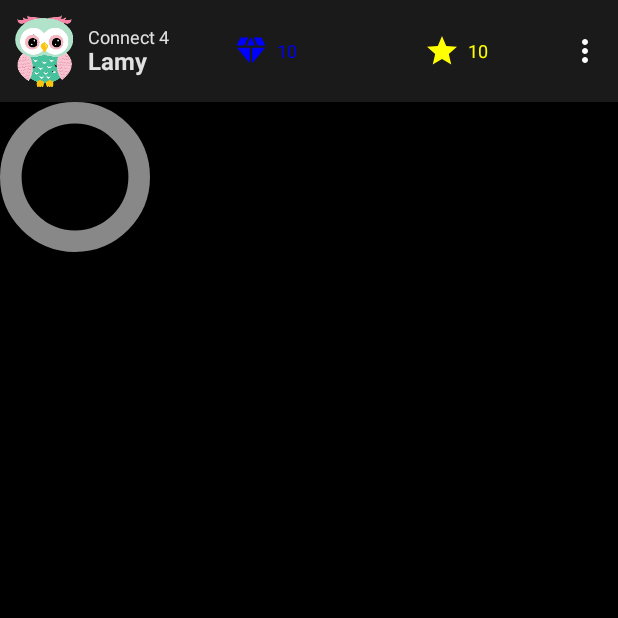
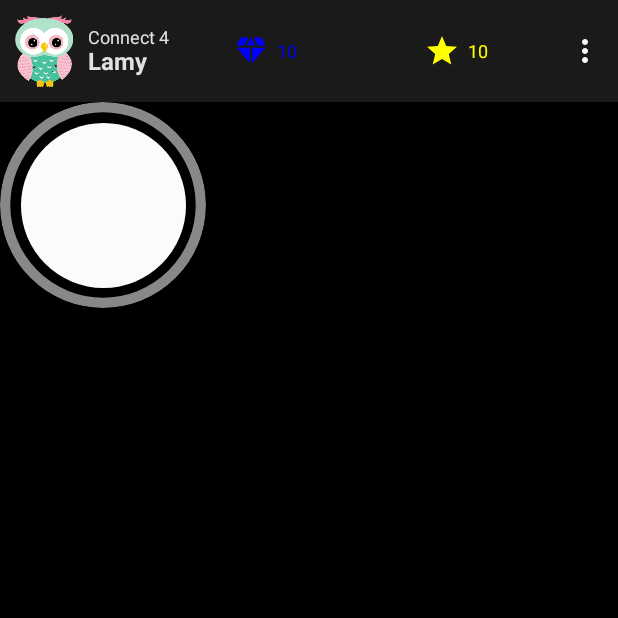
Before and after one commit to nguyenduclong05112001/LearnEnglish, an Android app built with Jetpack Compose: the HomeScreen screen opened through its navigation route, on a phone screen of 412 x 824 dp, the top half of it. Run offline under Robolectric (Android 15) with nearby library versions, the light colour scheme and no system bars; our stand-ins replace Dagger/Hilt's generated code.

Commit message:
circle draw v2

```diff
--- a/app/src/main/java/com/longhrk/app/ui/screen/HomeScreen.kt
+++ b/app/src/main/java/com/longhrk/app/ui/screen/HomeScreen.kt
@@ -5,10 +5,12 @@ import androidx.compose.foundation.background
 import androidx.compose.foundation.clickable
 import androidx.compose.foundation.layout.*
 import androidx.compose.foundation.progressSemantics
+import androidx.compose.foundation.shape.RoundedCornerShape
 import androidx.compose.material.Text
 import androidx.compose.runtime.*
 import androidx.compose.ui.Alignment
 import androidx.compose.ui.Modifier
+import androidx.compose.ui.draw.clip
 import androidx.compose.ui.graphics.Color
 import androidx.compose.ui.graphics.StrokeCap
 import androidx.compose.ui.graphics.drawscope.Stroke
@@ -54,7 +56,7 @@ fun HomeScreen() {
                 .background(element.copy(0.1f))
         )
 
-        ItemLesson(modifier = Modifier.size(100.dp))
+        ItemLesson(modifier = Modifier.size((widthScreen / 3)))
     }
 }
 
@@ -104,11 +106,12 @@ fun ItemLesson(
 
     var progress: Float by remember { mutableStateOf(0f) }
 
-    val strokeWidth = (widthComponent * .1f)
+    val trackWidth = (widthComponent * .05f)
 
     Box(
         modifier = modifier
             .fillMaxSize()
+            .clip(shape = RoundedCornerShape(50))
             .onGloballyPositioned {
                 widthComponent = with(localDensity) { it.size.width.toDp() }
             }
@@ -120,18 +123,24 @@ fun ItemLesson(
                 }
             }
     ) {
-        val indicatorSize = 144.dp
-        val trackWidth: Dp = (indicatorSize * .1f)
-        val commonModifier = Modifier.size(indicatorSize)
-
         GradientProgressIndicator(
+            modifier = Modifier.fillMaxSize(),
             progress = progress,
-            modifier = commonModifier,
             strokeWidth = trackWidth,
             gradientStart = Color.Yellow,
             gradientEnd = Color.Yellow,
             trackColor = Color.Gray,
         )
+
+        Box(
+            modifier = Modifier
+                .size((widthComponent * .8f))
+                .clip(shape = RoundedCornerShape(50))
+                .background(element)
+                .align(Alignment.Center)
+        ) {
+
+        }
     }
 }
 
```
